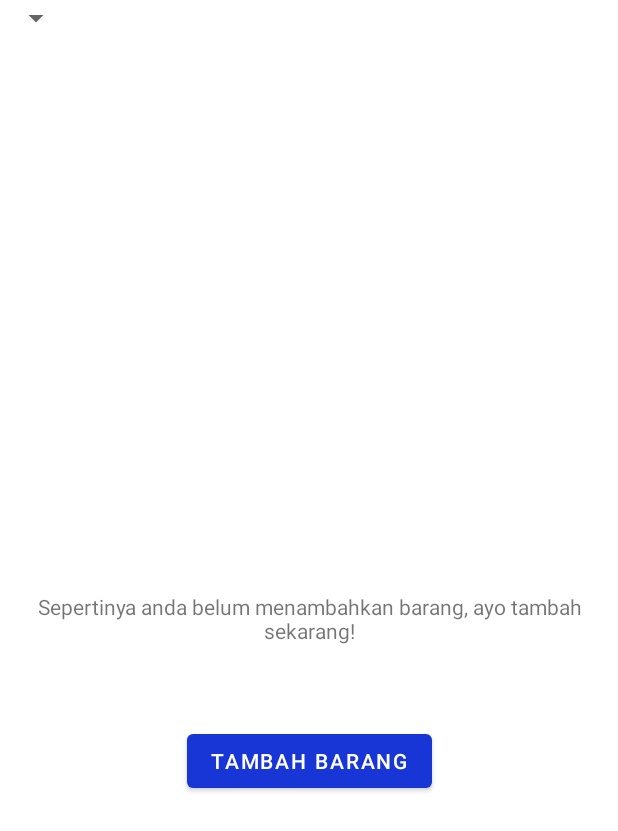
After one commit to billyrefanto/MyKasirPos, an Android app: the layout fragment_main_page.xml on its own in the app's theme, with its tools: preview values and no code run, on a phone screen of 412 x 824 dp. The commit adds this screen. Shown: the top 831 px of the screen. Run offline under Robolectric (Android 15) with nearby library versions, the phone set to English and light mode, and no system bars.

Commit message:
First page

```diff
--- /dev/null
+++ b/app/src/main/res/layout/fragment_main_page.xml
@@ -0,0 +1,39 @@
+<?xml version="1.0" encoding="utf-8"?>
+<androidx.constraintlayout.widget.ConstraintLayout xmlns:android="http://schemas.android.com/apk/res/android"
+    xmlns:app="http://schemas.android.com/apk/res-auto"
+    xmlns:tools="http://schemas.android.com/tools"
+    android:layout_width="match_parent"
+    android:layout_height="match_parent">
+
+    <Spinner
+        android:id="@+id/spinner"
+        android:layout_width="wrap_content"
+        android:layout_height="wrap_content"
+        android:spinnerMode="dropdown"
+
+        app:layout_constraintStart_toStartOf="parent"
+        app:layout_constraintTop_toTopOf="parent" />
+
+    <TextView
+        android:id="@+id/warning"
+        android:layout_width="wrap_content"
+        android:layout_height="wrap_content"
+        android:text="@string/warning"
+        android:textAlignment="center"
+        app:layout_constraintBottom_toBottomOf="parent"
+        app:layout_constraintEnd_toEndOf="parent"
+        app:layout_constraintStart_toStartOf="parent"
+        app:layout_constraintTop_toTopOf="parent" />
+
+    <Button
+        android:id="@+id/button"
+        android:layout_width="wrap_content"
+        android:layout_height="wrap_content"
+        android:layout_marginBottom="240dp"
+        android:text="@string/tambah"
+        app:backgroundTint="#1835D6"
+        app:layout_constraintBottom_toBottomOf="parent"
+        app:layout_constraintEnd_toEndOf="parent"
+        app:layout_constraintStart_toStartOf="parent"
+        app:layout_constraintTop_toBottomOf="@id/warning" />
+</androidx.constraintlayout.widget.ConstraintLayout>
--- /dev/null
+++ b/app/src/main/res/layout/fragment_pembayaran.xml
@@ -0,0 +1,6 @@
+<?xml version="1.0" encoding="utf-8"?>
+<androidx.constraintlayout.widget.ConstraintLayout
+    xmlns:android="http://schemas.android.com/apk/res/android" android:layout_width="match_parent"
+    android:layout_height="match_parent">
+
+</androidx.constraintlayout.widget.ConstraintLayout>
--- a/app/src/main/res/values/strings.xml
+++ b/app/src/main/res/values/strings.xml
@@ -5,4 +5,6 @@
     <string name="daftar">Daftar</string>
     <string name="forget">Lupa Password?</string>
     <string name="ingat" >Ingat Saya</string>
+    <string name="warning">Sepertinya anda belum menambahkan barang, ayo tambah sekarang!</string>
+    <string name="tambah">Tambah Barang</string>
 </resources>
```
